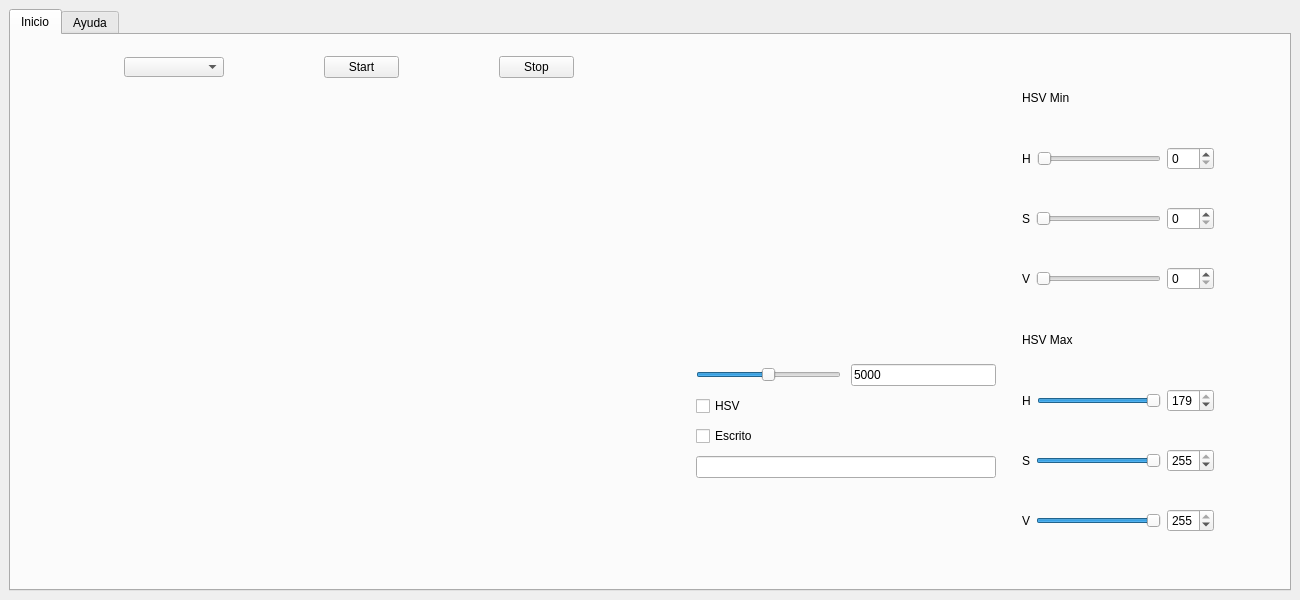
Above: window.ui from AlbertoNM/color_detection_PyQt before the change. Below: the same form after it.
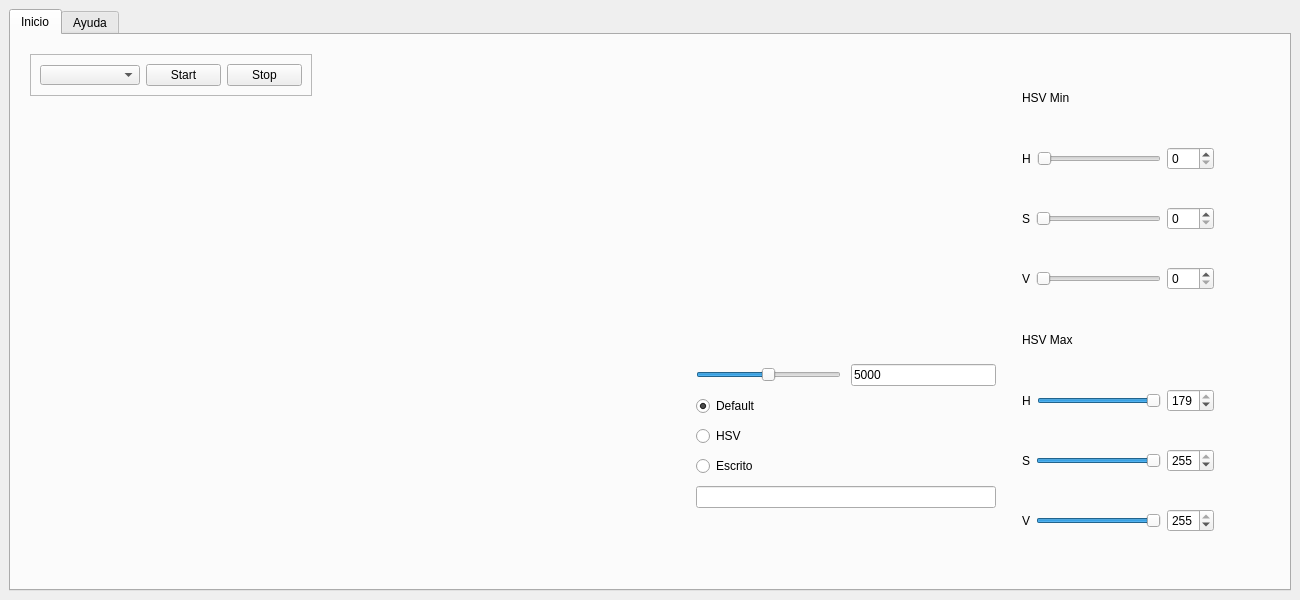
That is the form after the change. The open tabs and pages were chosen to show the change.

Commit message: checkboxes reemplazados por radiobutton

```diff
--- a/window.ui
+++ b/window.ui
@@ -50,8 +50,23 @@
             <property name="spacing">
              <number>6</number>
             </property>
+            <item alignment="Qt::AlignLeft">
+             <widget class="QFrame" name="frame">
+              <property name="frameShape">
+               <enum>QFrame::StyledPanel</enum>
+              </property>
+              <property name="frameShadow">
+               <enum>QFrame::Raised</enum>
+              </property>
+              <layout class="QHBoxLayout" name="horizontalLayout_9">
             <item>
              <widget class="QComboBox" name="camera_list">
+                 <property name="minimumSize">
+                  <size>
+                   <width>100</width>
+                   <height>20</height>
+                  </size>
+                 </property>
               <property name="maximumSize">
                <size>
                 <width>100</width>
@@ -87,6 +102,9 @@
              </widget>
             </item>
            </layout>
+             </widget>
+            </item>
+           </layout>
           </item>
           <item>
            <widget class="QLabel" name="video">
@@ -181,26 +199,27 @@
           <item>
            <layout class="QVBoxLayout" name="verticalLayout_2">
             <item>
-             <widget class="QCheckBox" name="HSV_checkBox">
+             <widget class="QRadioButton" name="default_radiobutton">
+              <property name="text">
+               <string>Default</string>
+              </property>
+              <property name="checked">
+               <bool>true</bool>
+              </property>
+             </widget>
+            </item>
+            <item>
+             <widget class="QRadioButton" name="HSV_radiobutton">
               <property name="text">
                <string>HSV</string>
               </property>
              </widget>
             </item>
             <item>
-             <widget class="QCheckBox" name="type_checkBox">
+             <widget class="QRadioButton" name="type_radiobutton">
               <property name="text">
                <string>Escrito</string>
               </property>
-              <property name="checked">
-               <bool>false</bool>
-              </property>
-              <property name="autoRepeat">
-               <bool>false</bool>
-              </property>
-              <property name="tristate">
-               <bool>false</bool>
-              </property>
              </widget>
             </item>
             <item>
```
Left out of the diff: 2 changed lines with no effect on the pictures. Lines whose indentation alone changed are shown as unchanged. The commit also changes 3 other files.
